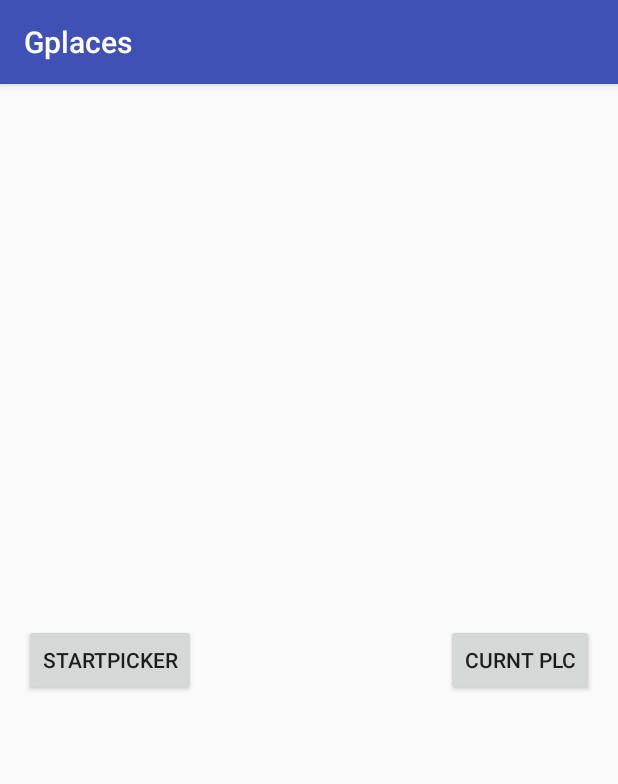
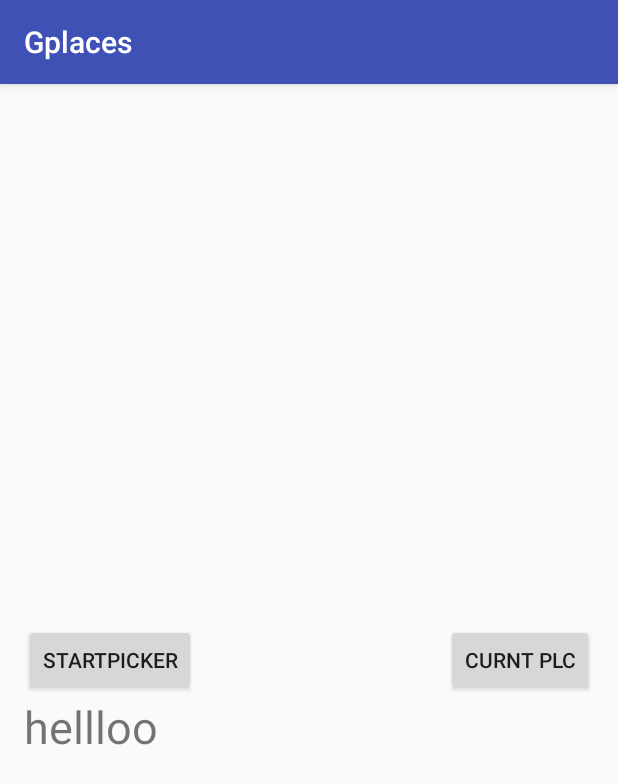
Before and after one commit to divyang001/Gplaces, an Android app: the screen it shows after launch (MainActivity), on a phone screen of 412 x 824 dp. Shown: the top 784 px of the screen. Run offline under Robolectric (Android 15) with nearby library versions, the phone set to English and light mode, and no system bars; 2 statements that could not run were skipped.

```diff
--- a/app/src/main/AndroidManifest.xml
+++ b/app/src/main/AndroidManifest.xml
@@ -21,10 +21,14 @@
                 <category android:name="android.intent.category.LAUNCHER" />
             </intent-filter>
         </activity>
-
+        <activity android:name=".Displaymaps">
+        </activity>
         <meta-data
             android:name="com.google.android.geo.API_KEY"
             android:value="AIzaSyAj1iegGAuNOZrgxIoeJOJHwoqngsE7dVI"/>
+
+
+
     </application>
 
 
--- a/app/src/main/java/com/devil07/divyang/gplaces/MainActivity.java
+++ b/app/src/main/java/com/devil07/divyang/gplaces/MainActivity.java
@@ -29,6 +29,14 @@ import com.google.android.gms.location.places.PlaceLikelihood;
 import com.google.android.gms.location.places.PlaceLikelihoodBuffer;
 import com.google.android.gms.location.places.Places;
 import com.google.android.gms.location.places.ui.PlacePicker;
+import com.google.android.gms.maps.CameraUpdateFactory;
+import com.google.android.gms.maps.GoogleMap;
+import com.google.android.gms.maps.MapFragment;
+import com.google.android.gms.maps.model.CameraPosition;
+import com.google.android.gms.maps.model.LatLng;
+import com.google.android.gms.maps.model.MarkerOptions;
+
+import java.util.ArrayList;
 
 public class MainActivity extends AppCompatActivity implements GoogleApiClient.OnConnectionFailedListener {
     private GoogleApiClient mGoogleApiClient;
@@ -37,10 +45,15 @@ public class MainActivity extends AppCompatActivity implements GoogleApiClient.O
     private static final int GOOGLE_API_CLIENT_ID = 0;
     TextView tv1;
     private static final String TAG = "MainActivity";
-    String rom=" ";
+    String rom = " ";
     private static final int PERMISSION_REQUEST_CODE = 100;
     PendingResult<PlaceLikelihoodBuffer> result;
-    private boolean permissionGranted=false;
+    private boolean permissionGranted = false;
+    ArrayList<MapDetails> mapDetails = new ArrayList<MapDetails>();
+    double lat;
+    double lng;
+    private GoogleMap googleMap;
+    MarkerOptions marker;
 
     @Override
     protected void onCreate(Bundle savedInstanceState) {
@@ -48,13 +61,13 @@ public class MainActivity extends AppCompatActivity implements GoogleApiClient.O
         setContentView(R.layout.activity_main);
         bt1 = (Button) findViewById(R.id.bt1);
         bt2 = (Button) findViewById(R.id.bt2);
-
+        tv1 = (TextView) findViewById(R.id.tv1);
 
         mGoogleApiClient = new GoogleApiClient
                 .Builder(this)
                 .addApi(Places.GEO_DATA_API)
                 .addApi(Places.PLACE_DETECTION_API)
-                .enableAutoManage(this,GOOGLE_API_CLIENT_ID, this)
+                .enableAutoManage(this, GOOGLE_API_CLIENT_ID, this)
                 .build();
 
 
@@ -75,7 +88,6 @@ public class MainActivity extends AppCompatActivity implements GoogleApiClient.O
             }
         });
 
-
         bt2.setOnClickListener(new View.OnClickListener() {
             @Override
             public void onClick(View v) {
@@ -84,11 +96,14 @@ public class MainActivity extends AppCompatActivity implements GoogleApiClient.O
                     requestPermissions(
                             new String[]{Manifest.permission.ACCESS_FINE_LOCATION},
                             PERMISSION_REQUEST_CODE);
-                }
-                else {
-                    permissionGranted=true;
+                } else {
+                    permissionGranted = true;
                 }
                 callapi();
+
+
+
+
 
 
 
@@ -132,7 +147,46 @@ public class MainActivity extends AppCompatActivity implements GoogleApiClient.O
                 }*/
 
 
+            }
+        });
 
+
+    }
+
+
+    private void callapi() throws SecurityException {
+
+        PendingResult<PlaceLikelihoodBuffer> result = Places.PlaceDetectionApi
+                .getCurrentPlace(mGoogleApiClient, null);
+        result.setResultCallback(new ResultCallback<PlaceLikelihoodBuffer>() {
+            @Override
+            public void onResult(@NonNull PlaceLikelihoodBuffer likelyPlaces) {
+                Toast.makeText(MainActivity.this, "out for" + likelyPlaces.getCount(), Toast.LENGTH_SHORT).show();
+
+                for (int i = 0; i < likelyPlaces.getCount(); i++) {
+                    //     Toast.makeText(MainActivity.this,"in for",Toast.LENGTH_SHORT).show();
+                    Place pla = likelyPlaces.get(i).getPlace();
+
+                    lat = pla.getLatLng().latitude;
+                    lng = pla.getLatLng().longitude;
+                    rom = pla.getName().toString();
+                    //   Toast.makeText(MainActivity.this,"Place-"+rom+lat,Toast.LENGTH_SHORT).show();
+                    MapDetails obj = new MapDetails(lat, lng, rom);
+                    mapDetails.add(obj);
+
+                }
+
+                likelyPlaces.release();
+                Toast.makeText(MainActivity.this, "in initial" + mapDetails.size(), Toast.LENGTH_SHORT).show();
+
+
+                try {
+                    // Loading map
+                    initilizeMap();
+
+                } catch (Exception e) {
+                    e.printStackTrace();
+                }
 
 
             }
@@ -142,42 +196,8 @@ public class MainActivity extends AppCompatActivity implements GoogleApiClient.O
     }
 
 
-
-    private void callapi()throws SecurityException {
-
-      PendingResult<PlaceLikelihoodBuffer> result = Places.PlaceDetectionApi
-          .getCurrentPlace(mGoogleApiClient, null);
-      result.setResultCallback(new ResultCallback<PlaceLikelihoodBuffer>() {
-        @Override
-        public void onResult(@NonNull PlaceLikelihoodBuffer likelyPlaces) {
-             Toast.makeText(MainActivity.this,"out for",Toast.LENGTH_SHORT).show();
-
-            for(int i=0;i<likelyPlaces.getCount();i++)
-            {
-               // Toast.makeText(MainActivity.this,"in for",Toast.LENGTH_SHORT).show();
-                    Place pla =likelyPlaces.get(i).getPlace();
-
-//                    rom=pla.getName().toString();
-                Toast.makeText(MainActivity.this,"Place-"+rom,Toast.LENGTH_SHORT).show();
-
-            }
-          likelyPlaces.release();
-        }
-      });
-
-
-    }
-
-
     @Override
     public void onConnectionFailed(@NonNull ConnectionResult connectionResult) {
-
-
-
-
-
-
-
 
 
         Log.e(TAG, "Google Places API connection failed with error code: "
@@ -208,20 +228,19 @@ public class MainActivity extends AppCompatActivity implements GoogleApiClient.O
     public void onRequestPermissionsResult(int requestCode,
                                            String permissions[], int[] grantResults) {
 
-        Toast.makeText(MainActivity.this,"in request"+requestCode,Toast.LENGTH_SHORT).show();
+        Toast.makeText(MainActivity.this, "in request" + requestCode, Toast.LENGTH_SHORT).show();
         switch (requestCode) {
             case PERMISSION_REQUEST_CODE:
                 if (grantResults.length > 0
                         && grantResults[0] == PackageManager.PERMISSION_GRANTED) {
 
-                    permissionGranted=true;
+                    permissionGranted = true;
 
-                   Toast.makeText(MainActivity.this,"Granted",Toast.LENGTH_SHORT).show();
+                    Toast.makeText(MainActivity.this, "Granted", Toast.LENGTH_SHORT).show();
                     callapi();
-                }
-                else {
+                } else {
 
-                    Toast.makeText(MainActivity.this,"not Granted",Toast.LENGTH_SHORT).show();
+                    Toast.makeText(MainActivity.this, "not Granted", Toast.LENGTH_SHORT).show();
 
                 }
                 break;
@@ -243,36 +262,42 @@ public class MainActivity extends AppCompatActivity implements GoogleApiClient.O
         mGoogleApiClient.disconnect();
     }
 
-    public void requestPermission()
-    {
+    public void requestPermission() {
 
         if (ContextCompat.checkSelfPermission(MainActivity.this, Manifest.permission.ACCESS_FINE_LOCATION) != PackageManager.PERMISSION_GRANTED &&
-                ContextCompat.checkSelfPermission(MainActivity.this,Manifest.permission.ACCESS_COARSE_LOCATION) != PackageManager.PERMISSION_GRANTED) {
+                ContextCompat.checkSelfPermission(MainActivity.this, Manifest.permission.ACCESS_COARSE_LOCATION) != PackageManager.PERMISSION_GRANTED) {
             if (Build.VERSION.SDK_INT >= Build.VERSION_CODES.M) {
                 requestPermissions(
                         new String[]{Manifest.permission.ACCESS_FINE_LOCATION},
                         PERMISSION_REQUEST_CODE);
-            }
-            else {
-                permissionGranted=true;
+            } else {
+                permissionGranted = true;
             }
 
 
             return;
         }
 
-
-
     }
 
     @Override
     protected void onPostResume() {
         super.onPostResume();
-        if(permissionGranted) {
+        if (permissionGranted) {
             if (mGoogleApiClient.isConnected()) {
                 callapi();
             }
         }
 
     }
+
+    private void initilizeMap() {
+
+
+        Intent intent = new Intent(MainActivity.this, Displaymaps.class);
+        intent.putExtra("FILES_TO_SEND", mapDetails);
+        startActivity(intent);
     }
+
+
+}
--- a/app/src/main/res/layout/activity_main.xml
+++ b/app/src/main/res/layout/activity_main.xml
@@ -25,5 +25,12 @@
         android:layout_alignParentEnd="true"
         android:id="@+id/bt2"
         />
-
+    <TextView
+        android:layout_width="wrap_content"
+        android:layout_height="wrap_content"
+        android:layout_below="@+id/bt1"
+        android:text="hellloo"
+        android:textSize="30dp"
+        android:id="@+id/tv1"
+        />
 </RelativeLayout>
```
Also changed, not shown: app/src/main/java/com/devil07/divyang/gplaces/Displaymaps.java (added, +89 -0 lines), app/src/main/java/com/devil07/divyang/gplaces/MapDetails.java (added, +44 -0 lines), app/src/main/res/layout/map_layout.xml (added, +18 -0 lines). Lines whose indentation alone changed are shown as unchanged.
